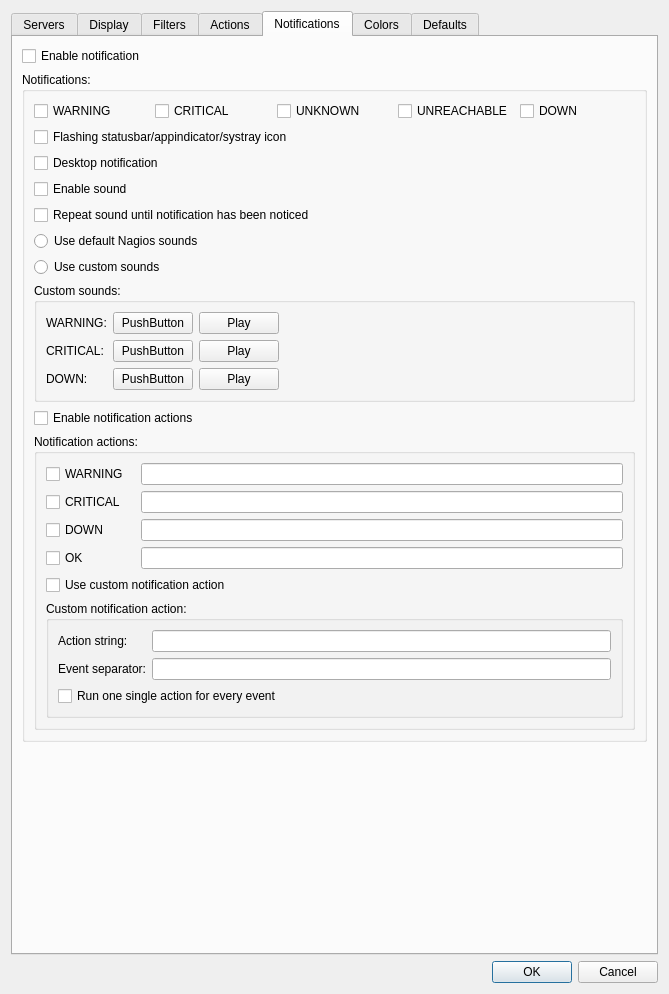
The window that Nagstamon/Nagstamon/QUI/settings_main.ui (HenriWahl/Nagstamon) describes before a commit, drawn with Qt 5.
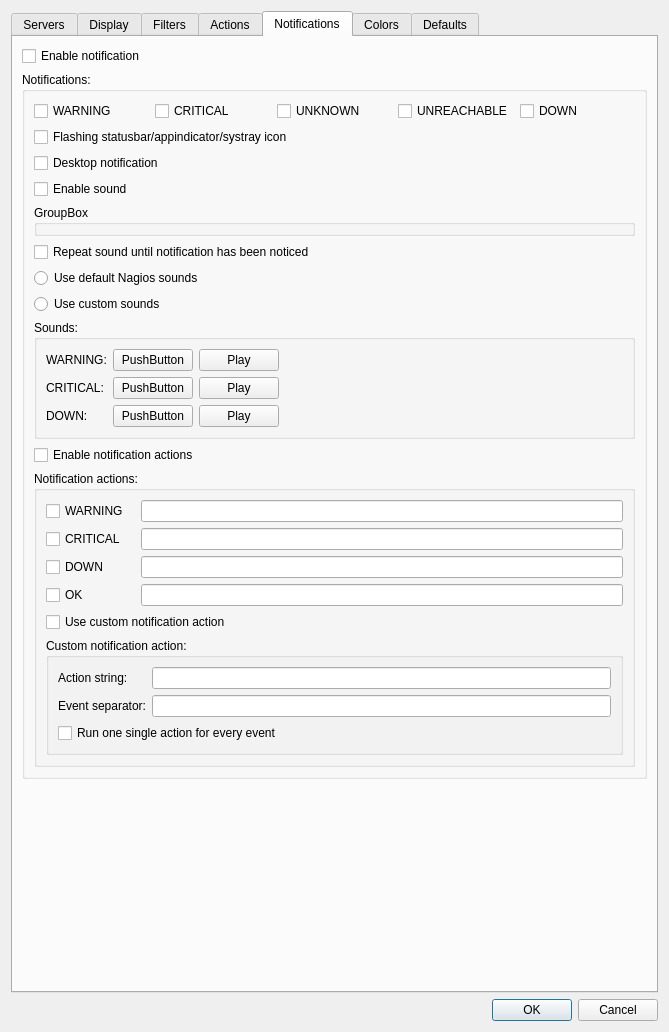
The same window after the commit. The open tabs and pages were chosen to show the change.

Commit message: small progress with dialogs, startet server dialog

The edit to the form file:
```diff
--- a/Nagstamon/Nagstamon/QUI/settings_main.ui
+++ b/Nagstamon/Nagstamon/QUI/settings_main.ui
@@ -8,11 +8,11 @@
     <x>0</x>
     <y>0</y>
     <width>669</width>
-    <height>994</height>
+    <height>1032</height>
    </rect>
   </property>
   <property name="sizePolicy">
-   <sizepolicy hsizetype="Minimum" vsizetype="Minimum">
+   <sizepolicy hsizetype="MinimumExpanding" vsizetype="MinimumExpanding">
     <horstretch>0</horstretch>
     <verstretch>0</verstretch>
    </sizepolicy>
@@ -853,6 +853,13 @@
             </property>
            </widget>
           </item>
+          <item>
+           <widget class="QGroupBox" name="groupBox">
+            <property name="title">
+             <string>GroupBox</string>
+            </property>
+           </widget>
+          </item>
           <item>
            <widget class="QCheckBox" name="input_checkbox_notification_sound_repeat">
             <property name="text">
@@ -877,7 +884,7 @@
           <item>
            <widget class="QGroupBox" name="notification_custom_sounds_groupbox">
             <property name="title">
-             <string>Custom sounds:</string>
+             <string>Sounds:</string>
             </property>
             <layout class="QGridLayout" name="gridLayout_8">
              <item row="1" column="1">
```
Left out of the diff: 9 changed lines with no effect on the pictures. The commit also changes 2 other files.
